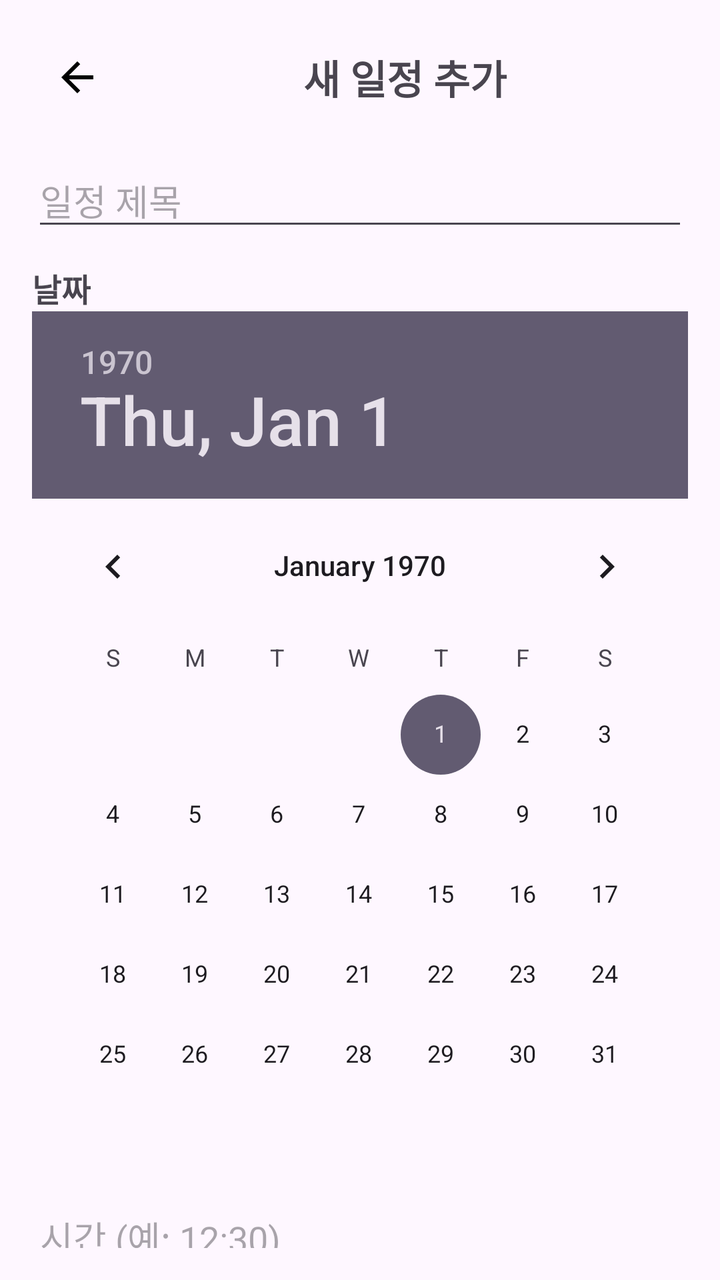
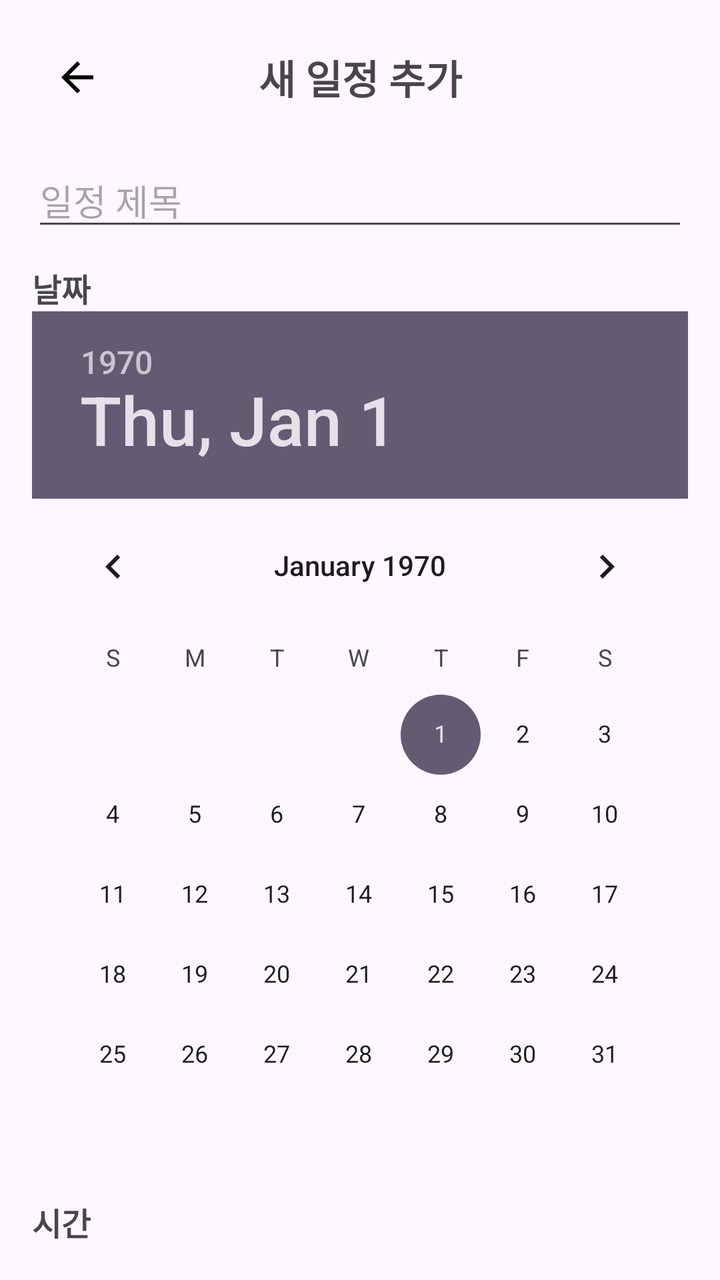

Screens rendered from an Android XML layout before and after an edit, with the pre-edit source and the edit as a unified diff.
<!-- AndroidManifest.xml: application theme Theme.MyApplication -->
<!-- res/layout/fragment_schedule_bottom_sheet.xml -->
<?xml version="1.0" encoding="utf-8"?>
<androidx.constraintlayout.widget.ConstraintLayout
    xmlns:android="http://schemas.android.com/apk/res/android"
    xmlns:app="http://schemas.android.com/apk/res-auto"
    android:layout_width="match_parent"
    android:layout_height="wrap_content"
    android:padding="16dp">

    
    <ImageButton
        android:id="@+id/btnBack"
        android:layout_width="45dp"
        android:layout_height="45dp"
        android:background="?attr/selectableItemBackgroundBorderless"
        android:src="@drawable/ic_back"
        android:contentDescription="뒤로가기"
        app:tint="@android:color/black"
        app:layout_constraintStart_toStartOf="parent"
        app:layout_constraintTop_toTopOf="parent" />

    
    <TextView
        android:id="@+id/tvBottomSheetTitle"
        android:layout_width="0dp"
        android:layout_height="wrap_content"
        android:text="새 일정 추가"
        android:textSize="20sp"
        android:textStyle="bold"
        android:gravity="center"
        app:layout_constraintStart_toEndOf="@id/btnBack"
        app:layout_constraintEnd_toEndOf="parent"
        app:layout_constraintTop_toTopOf="@id/btnBack"
        app:layout_constraintBottom_toBottomOf="@id/btnBack" />

    
    <EditText
        android:id="@+id/editScheduleTitle"
        android:layout_width="0dp"
        android:layout_height="wrap_content"
        android:hint="일정 제목"
        android:inputType="text"
        android:maxLines="1"
        android:singleLine="true"
        android:layout_marginTop="16dp"
        app:layout_constraintTop_toBottomOf="@id/btnBack"
        app:layout_constraintStart_toStartOf="parent"
        app:layout_constraintEnd_toEndOf="parent" />

    
    <TextView
        android:id="@+id/tvDateLabel"
        android:layout_width="wrap_content"
        android:layout_height="wrap_content"
        android:text="날짜"
        android:textSize="16sp"
        android:textStyle="bold"
        android:layout_marginTop="12dp"
        app:layout_constraintTop_toBottomOf="@id/editScheduleTitle"
        app:layout_constraintStart_toStartOf="parent" />

    
    <DatePicker
        android:id="@+id/datePicker"
        android:layout_width="0dp"
        android:layout_height="wrap_content"
        android:calendarViewShown="true"
        android:spinnersShown="false"
        app:layout_constraintTop_toBottomOf="@id/tvDateLabel"
        app:layout_constraintStart_toStartOf="parent"
        app:layout_constraintEnd_toEndOf="parent" />

    
    <EditText
        android:id="@+id/editScheduleTime"
        android:layout_width="0dp"
        android:layout_height="wrap_content"
        android:hint="시간 (예: 12:30)"
        android:inputType="time"
        android:layout_marginTop="8dp"
        app:layout_constraintTop_toBottomOf="@id/datePicker"
        app:layout_constraintStart_toStartOf="parent"
        app:layout_constraintEnd_toEndOf="parent" />

    
    <EditText
        android:id="@+id/editScheduleDetail"
        android:layout_width="0dp"
        android:layout_height="wrap_content"
        android:hint="상세 내용"
        android:inputType="textMultiLine"
        android:minLines="3"
        android:gravity="top|start"
        android:layout_marginTop="8dp"
        app:layout_constraintTop_toBottomOf="@id/editScheduleTime"
        app:layout_constraintStart_toStartOf="parent"
        app:layout_constraintEnd_toEndOf="parent" />

    
    <TextView
        android:id="@+id/tvAlarmLabel"
        android:layout_width="wrap_content"
        android:layout_height="wrap_content"
        android:text="알림"
        android:textSize="16sp"
        android:textStyle="bold"
        android:layout_marginTop="12dp"
        app:layout_constraintTop_toBottomOf="@id/editScheduleDetail"
        app:layout_constraintStart_toStartOf="parent" />

    
    <Button
        android:id="@+id/btnSaveSchedule"
        android:layout_width="0dp"
        android:layout_height="wrap_content"
        android:text="저장"
        android:layout_marginTop="16dp"
        app:layout_constraintTop_toBottomOf="@id/tvAlarmLabel"
        app:layout_constraintStart_toStartOf="parent"
        app:layout_constraintEnd_toEndOf="parent"
        app:layout_constraintBottom_toBottomOf="parent" />

</androidx.constraintlayout.widget.ConstraintLayout>
<!-- resources referenced by this layout -->
<resources>
  <!-- drawable ic_back (drawable) -->
  <vector xmlns:android="http://schemas.android.com/apk/res/android" android:autoMirrored="true" android:height="24dp" android:tint="#000000" android:viewportHeight="960" android:viewportWidth="960" android:width="24dp">
        
      <path android:fillColor="@android:color/white" android:pathData="M313,520L537,744L480,800L160,480L480,160L537,216L313,440L800,440L800,520L313,520Z"/>
      
  </vector>
  <style name="Theme.MyApplication" parent="Theme.Material3.DayNight.NoActionBar">
          
      </style>
</resources>

<!-- the commit's change to res/layout/fragment_schedule_bottom_sheet.xml (unified diff, before → after) -->
@@ -27,7 +27,7 @@
         android:textSize="20sp"
         android:textStyle="bold"
         android:gravity="center"
-        app:layout_constraintStart_toEndOf="@id/btnBack"
+        app:layout_constraintStart_toStartOf="parent"
         app:layout_constraintEnd_toEndOf="parent"
         app:layout_constraintTop_toTopOf="@id/btnBack"
         app:layout_constraintBottom_toBottomOf="@id/btnBack" />
@@ -70,16 +70,57 @@
         app:layout_constraintEnd_toEndOf="parent" />
 
     
-    <EditText
-        android:id="@+id/editScheduleTime"
+    <TextView
+        android:id="@+id/tvTimeLabel"
+        android:layout_width="wrap_content"
+        android:layout_height="wrap_content"
+        android:text="시간"
+        android:textSize="16sp"
+        android:textStyle="bold"
+        android:layout_marginTop="12dp"
+        app:layout_constraintTop_toBottomOf="@id/datePicker"
+        app:layout_constraintStart_toStartOf="parent" />
+
+    
+    <LinearLayout
+        android:id="@+id/layoutTime"
         android:layout_width="0dp"
         android:layout_height="wrap_content"
-        android:hint="시간 (예: 12:30)"
-        android:inputType="time"
-        android:layout_marginTop="8dp"
-        app:layout_constraintTop_toBottomOf="@id/datePicker"
+        android:orientation="horizontal"
+        android:gravity="center_vertical"
+        android:layout_marginTop="4dp"
+        app:layout_constraintTop_toBottomOf="@id/tvTimeLabel"
         app:layout_constraintStart_toStartOf="parent"
-        app:layout_constraintEnd_toEndOf="parent" />
+        app:layout_constraintEnd_toEndOf="parent">
+
+        
+        <EditText
+            android:id="@+id/editStartTime"
+            android:layout_width="0dp"
+            android:layout_height="wrap_content"
+            android:layout_weight="1"
+            android:hint="시작 (예: 0930)"
+            android:inputType="number"
+            android:maxLength="5"
+            android:textSize="15sp" />
+
+        <TextView
+            android:layout_width="wrap_content"
+            android:layout_height="wrap_content"
+            android:layout_marginHorizontal="8dp"
+            android:text="~" />
+
+        
+        <EditText
+            android:id="@+id/editEndTime"
+            android:layout_width="0dp"
+            android:layout_height="wrap_content"
+            android:layout_weight="1"
+            android:hint="종료 (예: 1030)"
+            android:inputType="number"
+            android:maxLength="5"
+            android:textSize="15sp" />
+    </LinearLayout>
 
     
     <EditText
@@ -91,7 +132,7 @@
         android:minLines="3"
         android:gravity="top|start"
         android:layout_marginTop="8dp"
-        app:layout_constraintTop_toBottomOf="@id/editScheduleTime"
+        app:layout_constraintTop_toBottomOf="@id/layoutTime"
         app:layout_constraintStart_toStartOf="parent"
         app:layout_constraintEnd_toEndOf="parent" />
 
